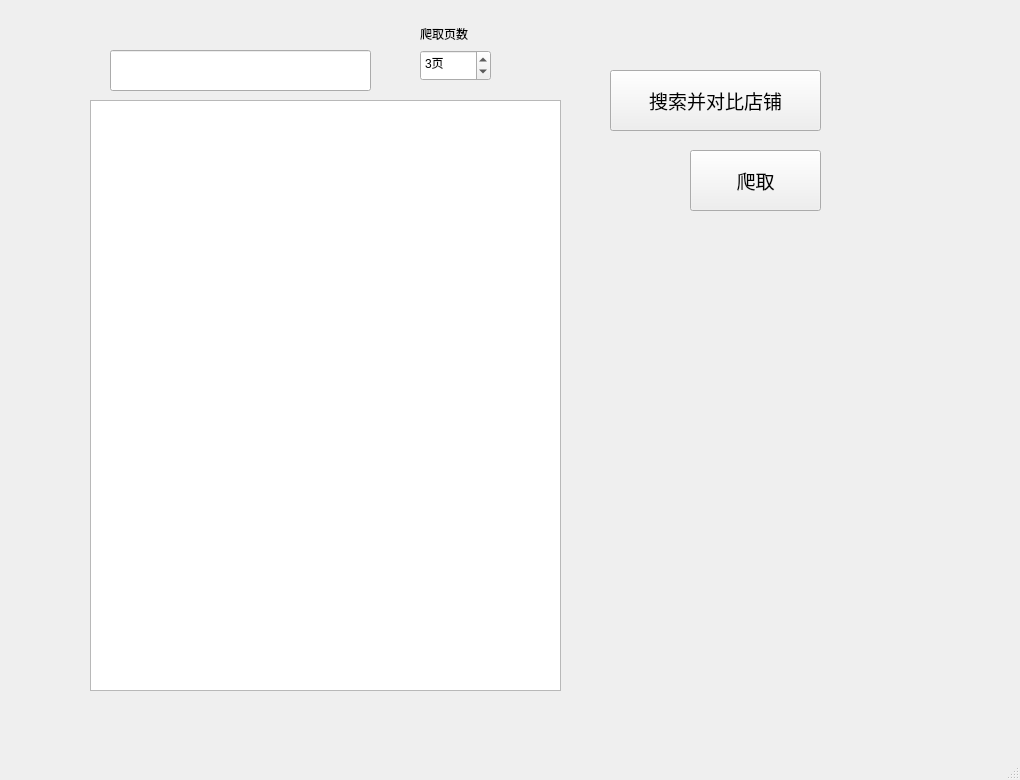
First picture: the form in mainwindow.ui, repository WebClawler-324/super-crawler, before the edit.
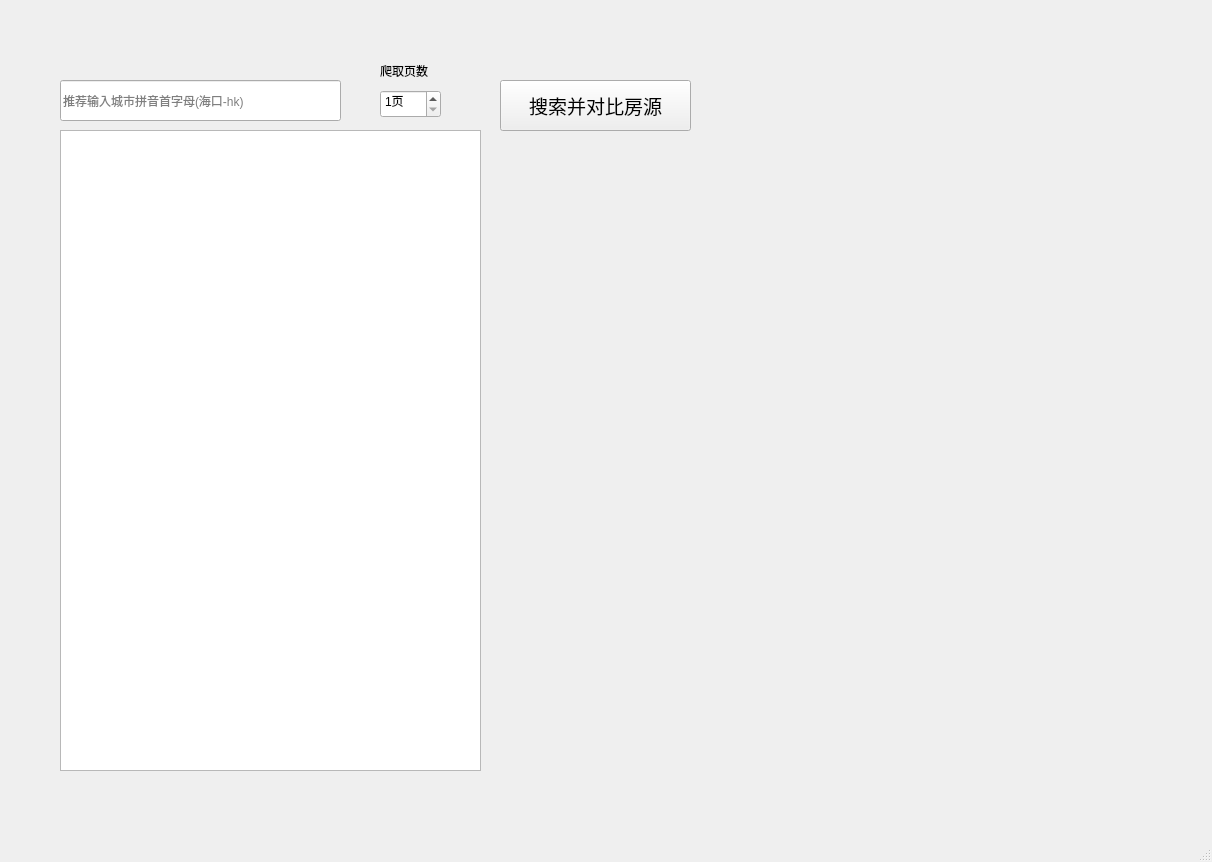
Second picture: the form after the edit. The open tabs and pages were chosen to show the change.

```diff
--- a/mainwindow.ui
+++ b/mainwindow.ui
@@ -6,31 +6,37 @@
    <rect>
     <x>0</x>
     <y>0</y>
-    <width>1020</width>
-    <height>780</height>
+    <width>1212</width>
+    <height>862</height>
    </rect>
   </property>
   <property name="windowTitle">
    <string>MainWindow</string>
   </property>
   <widget class="QWidget" name="centralwidget">
-   <widget class="QTextEdit" name="textEdit">
+   <widget class="QStackedWidget" name="stackedWidget">
     <property name="geometry">
      <rect>
-      <x>90</x>
-      <y>100</y>
-      <width>471</width>
-      <height>591</height>
+      <x>0</x>
+      <y>0</y>
+      <width>1201</width>
+      <height>831</height>
      </rect>
     </property>
-   </widget>
+    <property name="styleSheet">
+     <string notr="true"/>
+    </property>
+    <property name="currentIndex">
+     <number>0</number>
+    </property>
+    <widget class="QWidget" name="startPage">
    <widget class="QPushButton" name="pushButton">
     <property name="geometry">
      <rect>
-      <x>690</x>
-      <y>150</y>
-      <width>131</width>
-      <height>61</height>
+        <x>530</x>
+        <y>700</y>
+        <width>151</width>
+        <height>51</height>
      </rect>
     </property>
     <property name="font">
@@ -39,26 +45,54 @@
      </font>
     </property>
     <property name="text">
-     <string>爬取</string>
-    </property>
-   </widget>
+       <string>启动程序</string>
+      </property>
+     </widget>
+     <widget class="QLabel" name="Image1">
+      <property name="geometry">
+       <rect>
+        <x>10</x>
+        <y>0</y>
+        <width>1201</width>
+        <height>831</height>
+       </rect>
+      </property>
+      <property name="text">
+       <string>1</string>
+      </property>
+      <property name="scaledContents">
+       <bool>true</bool>
+      </property>
+     </widget>
+     <zorder>Image1</zorder>
+     <zorder>pushButton</zorder>
+    </widget>
+    <widget class="QWidget" name="operatorPage">
    <widget class="QLineEdit" name="keywordEdit">
     <property name="geometry">
      <rect>
-      <x>110</x>
-      <y>50</y>
-      <width>261</width>
+        <x>60</x>
+        <y>80</y>
+        <width>281</width>
       <height>41</height>
      </rect>
     </property>
+      <property name="font">
+       <font>
+        <pointsize>9</pointsize>
+       </font>
+      </property>
+      <property name="placeholderText">
+       <string>推荐输入城市拼音首字母(海口-hk)</string>
+      </property>
    </widget>
    <widget class="QSpinBox" name="pageSpin">
     <property name="geometry">
      <rect>
-      <x>420</x>
-      <y>50</y>
-      <width>71</width>
-      <height>31</height>
+        <x>380</x>
+        <y>90</y>
+        <width>61</width>
+        <height>28</height>
      </rect>
     </property>
     <property name="wrapping">
@@ -74,16 +108,16 @@
      <number>5</number>
     </property>
     <property name="value">
-     <number>3</number>
+       <number>1</number>
     </property>
    </widget>
    <widget class="QLabel" name="label">
     <property name="geometry">
      <rect>
-      <x>420</x>
-      <y>18</y>
-      <width>69</width>
-      <height>31</height>
+        <x>380</x>
+        <y>60</y>
+        <width>60</width>
+        <height>21</height>
      </rect>
     </property>
     <property name="text">
@@ -93,10 +127,10 @@
    <widget class="QPushButton" name="searchCompareBtn">
     <property name="geometry">
      <rect>
-      <x>610</x>
-      <y>70</y>
-      <width>211</width>
-      <height>61</height>
+        <x>500</x>
+        <y>80</y>
+        <width>191</width>
+        <height>51</height>
      </rect>
     </property>
     <property name="font">
@@ -105,8 +139,25 @@
      </font>
     </property>
     <property name="text">
-     <string>搜索并对比店铺</string>
-    </property>
+       <string>搜索并对比房源</string>
+      </property>
+     </widget>
+     <widget class="QTextEdit" name="textEdit">
+      <property name="geometry">
+       <rect>
+        <x>60</x>
+        <y>130</y>
+        <width>421</width>
+        <height>641</height>
+       </rect>
+      </property>
+      <property name="font">
+       <font>
+        <pointsize>10</pointsize>
+       </font>
+      </property>
+     </widget>
+    </widget>
    </widget>
   </widget>
   <widget class="QMenuBar" name="menubar">
```
Left out of the diff: 2 changed lines with no effect on the pictures. Lines whose indentation alone changed are shown as unchanged.
